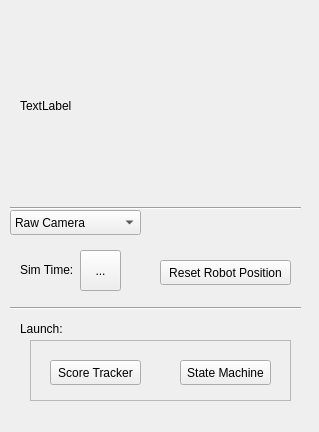
Old version of the form node/Controller_App.ui in the repository Taichi-Kamei/ENPH353_Controller.
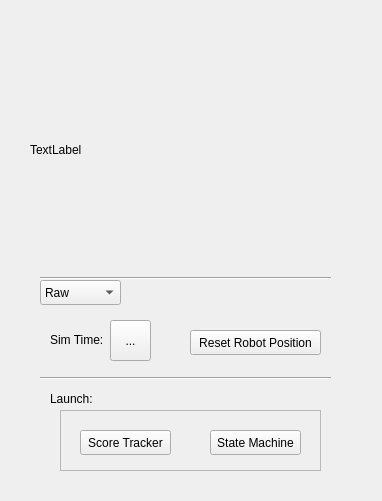
New version of the form.

```diff
--- a/node/Controller_App.ui
+++ b/node/Controller_App.ui
@@ -6,8 +6,8 @@
    <rect>
     <x>0</x>
     <y>0</y>
-    <width>319</width>
-    <height>432</height>
+    <width>382</width>
+    <height>501</height>
    </rect>
   </property>
   <property name="windowTitle">
@@ -19,14 +19,14 @@
    </property>
    <property name="geometry">
     <rect>
-     <x>20</x>
-     <y>15</y>
-     <width>281</width>
-     <height>181</height>
+     <x>30</x>
+     <y>30</y>
+     <width>320</width>
+     <height>240</height>
     </rect>
    </property>
    <property name="sizePolicy">
-    <sizepolicy hsizetype="Expanding" vsizetype="Preferred">
+    <sizepolicy hsizetype="Preferred" vsizetype="Preferred">
      <horstretch>0</horstretch>
      <verstretch>0</verstretch>
     </sizepolicy>
@@ -41,8 +41,8 @@
   <widget class="QFrame" name="frame">
    <property name="geometry">
     <rect>
-     <x>30</x>
-     <y>340</y>
+     <x>60</x>
+     <y>410</y>
      <width>261</width>
      <height>61</height>
     </rect>
@@ -89,8 +89,8 @@
   <widget class="QToolButton" name="sim_time_button">
    <property name="geometry">
     <rect>
-     <x>80</x>
-     <y>250</y>
+     <x>110</x>
+     <y>320</y>
      <width>41</width>
      <height>41</height>
     </rect>
@@ -102,8 +102,8 @@
   <widget class="QPushButton" name="robot_position_reset_button">
    <property name="geometry">
     <rect>
-     <x>160</x>
-     <y>260</y>
+     <x>190</x>
+     <y>330</y>
      <width>131</width>
      <height>25</height>
     </rect>
@@ -115,8 +115,8 @@
   <widget class="QLabel" name="label_3">
    <property name="geometry">
     <rect>
-     <x>20</x>
-     <y>320</y>
+     <x>50</x>
+     <y>390</y>
      <width>54</width>
      <height>17</height>
     </rect>
@@ -128,8 +128,8 @@
   <widget class="QLabel" name="label">
    <property name="geometry">
     <rect>
-     <x>20</x>
-     <y>260</y>
+     <x>50</x>
+     <y>330</y>
      <width>61</width>
      <height>20</height>
     </rect>
@@ -141,9 +141,9 @@
   <widget class="QComboBox" name="view_type_button">
    <property name="geometry">
     <rect>
-     <x>10</x>
-     <y>210</y>
-     <width>131</width>
+     <x>40</x>
+     <y>280</y>
+     <width>81</width>
      <height>25</height>
     </rect>
    </property>
@@ -155,7 +155,7 @@
    </property>
    <item>
     <property name="text">
-     <string>Raw Camera</string>
+     <string>Raw</string>
     </property>
    </item>
    <item>
@@ -172,8 +172,8 @@
   <widget class="Line" name="line">
    <property name="geometry">
     <rect>
-     <x>10</x>
-     <y>200</y>
+     <x>40</x>
+     <y>270</y>
      <width>291</width>
      <height>16</height>
     </rect>
@@ -191,8 +191,8 @@
   <widget class="Line" name="line_2">
    <property name="geometry">
     <rect>
-     <x>10</x>
-     <y>300</y>
+     <x>40</x>
+     <y>370</y>
      <width>291</width>
      <height>16</height>
     </rect>
```
Left out of the diff: 8 changed lines with no effect on the pictures.
